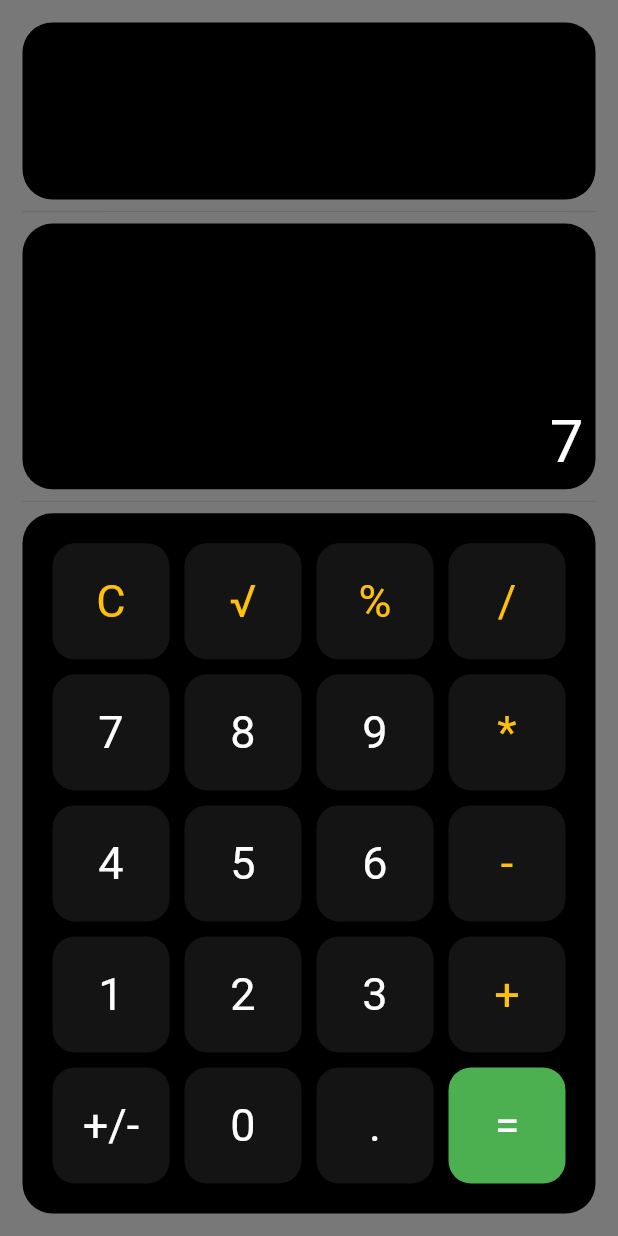
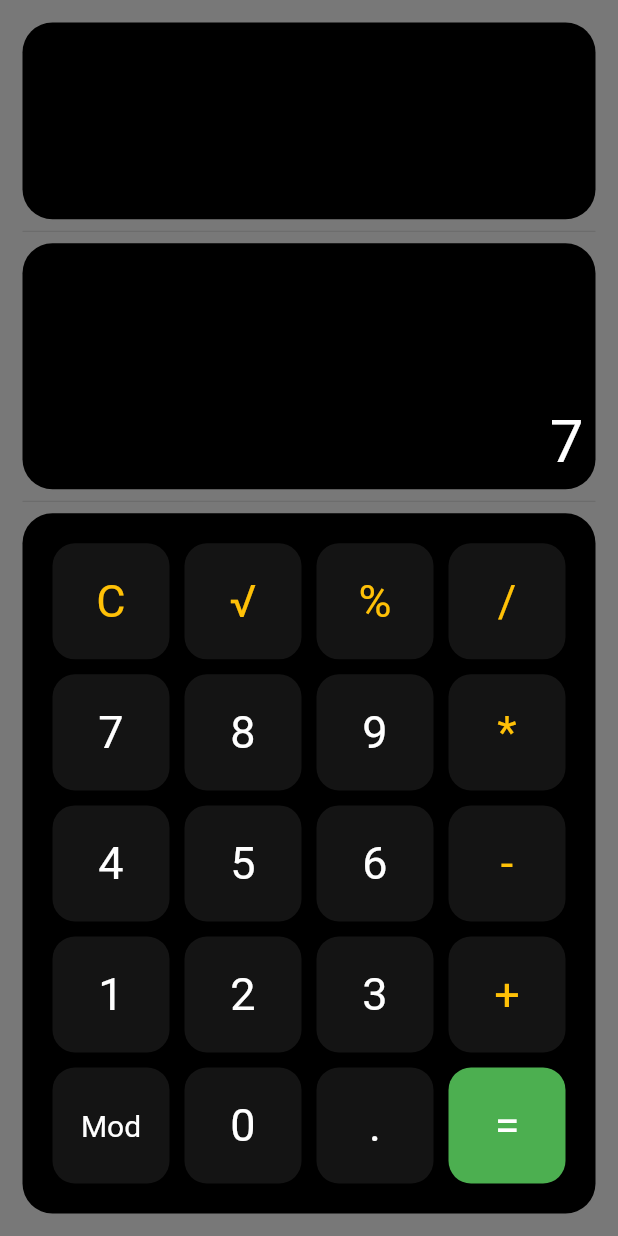
Before and after one commit to MedeirosWesley/calculator, a Flutter app: the screen it shows after launch, after a tap on an icon or button, on a phone screen of 412 x 824 dp. Run offline on Flutter 3.47's test engine with Material 2 defaults, Android fonts, the phone set to English and light mode, and no system bars.

Commit message:
Correção de bugs

```diff
--- a/lib/calculator.dart
+++ b/lib/calculator.dart
@@ -24,4 +24,8 @@ class Calculator {
   double sqr(double n1) {
     return sqrt(n1);
   }
+
+  double mod(double n1, double n2) {
+    return n1 % n2;
+  }
 }
--- a/lib/main.dart
+++ b/lib/main.dart
@@ -13,7 +13,6 @@ void main() {
 class MyApp extends StatelessWidget {
   const MyApp({Key? key}) : super(key: key);
 
-  // This widget is the root of your application.
   @override
   Widget build(BuildContext context) {
     return MaterialApp(
@@ -43,11 +42,13 @@ class HomePageState extends State<HomePage> {
   double? n1, n2, n3;
   bool reset = false;
 
+  // Transforma doble para int para ser exibido no display
   String isInt() {
-    int i = n1!.toInt(); // fazer a conversao de double para int
+    int i = n1!.toInt();
     return i.toString();
   }
 
+  // Controle e logica dos displays
   display(String i) => setState(() {
         switch (i) {
           case 'C':
@@ -61,22 +62,28 @@ class HomePageState extends State<HomePage> {
               calc('%');
               n2 = n3;
               calc(operation);
-              result = n1.toString();
+              result = (n1! % 1 == 0) ? isInt() : n1.toString();
               mainDisplay = "0";
               reset = true;
             }
             break;
           case '=':
+            if (operation != '') {
               if (!reset) {
                 n2 = double.parse(mainDisplay);
                 calc(operation);
                 minDisplay =
                     (operation != '√') ? minDisplay + mainDisplay : minDisplay;
               }
-            mainDisplay = n1.toString();
+              mainDisplay = (n1 == null)
+                  ? '0'
+                  : (n1! % 1 == 0)
+                      ? isInt()
+                      : n1.toString();
               n2 = 0;
               result = "";
               reset = true;
+            }
             break;
           case '.':
             mainDisplay = mainDisplay + ".";
@@ -89,14 +96,14 @@ class HomePageState extends State<HomePage> {
               } else {
                 mainDisplay += i;
               }
-            } else {
+            } else if (mainDisplay != '0') {
               if (n1 == null) {
                 n1 = double.parse(mainDisplay);
                 operation = i;
                 if (operation == "√") {
                   reset = true;
                   calc(operation);
-                  result = n1.toString();
+                  result = (n1! % 1 == 0) ? isInt() : n1.toString();
                   n2 = 0;
                 }
                 minDisplay = mainDisplay + operation;
@@ -104,14 +111,16 @@ class HomePageState extends State<HomePage> {
               } else {
                 if (reset) {
                   operation = i;
-                  minDisplay = n1.toString() + operation;
+                  minDisplay = (n1! % 1 == 0)
+                      ? isInt() + operation
+                      : n1.toString() + operation;
                   mainDisplay = "0";
                   reset = false;
                 } else {
-                  if (operation != "√") {
+                  if (operation != "√" && mainDisplay != '0') {
                     n2 = double.parse(mainDisplay);
                     calc(operation);
-                    result = n1.toString();
+                    result = (n1! % 1 == 0) ? isInt() : n1.toString();
                     operation = i;
                     minDisplay = minDisplay + mainDisplay + operation;
                   } else {
@@ -119,7 +128,7 @@ class HomePageState extends State<HomePage> {
                     operation = i;
                     minDisplay = minDisplay + operation;
                     calc(operation);
-                    result = n1.toString();
+                    result = (n1! % 1 == 0) ? isInt() : n1.toString();
                     n2 = 0;
                   }
                   mainDisplay = "0";
@@ -129,6 +138,7 @@ class HomePageState extends State<HomePage> {
         }
       });
 
+  // Controle da operações
   calc(String operation) {
     switch (operation) {
       case "+":
@@ -149,11 +159,15 @@ class HomePageState extends State<HomePage> {
       case "√":
         n1 = calculator.sqr(n1!);
         break;
+      case "Mod":
+        n1 = calculator.mod(n1!, n2!);
+        break;
       default:
         break;
     }
   }
 
+  // Reseta a calculadora
   clean() {
     setState(() {
       minDisplay = "";
@@ -165,6 +179,10 @@ class HomePageState extends State<HomePage> {
       reset = false;
     });
   }
+
+////////////////////////////////////////////////////////////////////////////////
+// Layout
+////////////////////////////////////////////////////////////////////////////////
 
   @override
   Widget build(BuildContext context) {
@@ -181,14 +199,14 @@ class HomePageState extends State<HomePage> {
                   Expanded(
                       flex: 4,
                       child: Container(
-                        padding: EdgeInsets.all(8),
+                        padding: const EdgeInsets.all(8),
                         alignment: Alignment.bottomRight,
                         decoration: BoxDecoration(
                             color: secundaryColor,
                             borderRadius: BorderRadius.circular(20)),
                         child: Column(
-                          crossAxisAlignment: CrossAxisAlignment.end,
-                          mainAxisAlignment: MainAxisAlignment.spaceBetween,
+                          crossAxisAlignment: CrossAxisAlignment.stretch,
+                          mainAxisAlignment: MainAxisAlignment.spaceEvenly,
                           children: [
                             SingleChildScrollView(
                               reverse: true,
@@ -197,15 +215,14 @@ class HomePageState extends State<HomePage> {
                                 minDisplay,
                                 maxLines: 3,
                                 textAlign: TextAlign.right,
-                                style: TextStyle(
+                                style: const TextStyle(
                                     decoration: TextDecoration.none,
                                     color: Colors.white,
                                     fontSize: 40,
                                     fontWeight: FontWeight.w400),
                               ),
                             ),
-                            Expanded(
-                              child: Text(
+                            Text(
                               result,
                               maxLines: 1,
                               textAlign: TextAlign.right,
@@ -215,15 +232,14 @@ class HomePageState extends State<HomePage> {
                                   fontSize: 30,
                                   fontWeight: FontWeight.w400),
                             ),
-                            ),
                           ],
                         ),
                       )),
                   const Divider(),
                   Expanded(
-                      flex: 6,
+                      flex: 5,
                       child: Container(
-                        padding: EdgeInsets.all(8),
+                        padding: const EdgeInsets.all(8),
                         alignment: Alignment.bottomRight,
                         decoration: BoxDecoration(
                             color: secundaryColor,
@@ -234,7 +250,7 @@ class HomePageState extends State<HomePage> {
                             mainDisplay,
                             maxLines: 3,
                             textAlign: TextAlign.right,
-                            style: TextStyle(
+                            style: const TextStyle(
                                 decoration: TextDecoration.none,
                                 color: Colors.white,
                                 fontSize: 40,
@@ -249,13 +265,13 @@ class HomePageState extends State<HomePage> {
             Expanded(
               flex: 3,
               child: Container(
-                  padding: EdgeInsets.all(defaultPadding),
+                  padding: const EdgeInsets.all(defaultPadding),
                   decoration: BoxDecoration(
                       color: secundaryColor,
                       borderRadius: BorderRadius.circular(20)),
                   child: Row(
                     children: [
-                      buildColumn(['C', '7', '4', '1', '+/-'], false),
+                      buildColumn(['C', '7', '4', '1', 'Mod'], false),
                       buildColumn(['√', '8', '5', '2', '0'], false),
                       buildColumn(['%', '9', '6', '3', '.'], false),
                       buildColumn(['/', '*', '-', '+', '='], true)
@@ -268,6 +284,7 @@ class HomePageState extends State<HomePage> {
     );
   }
 
+  //Contrutor de botões
   button(String i, bool? b) {
     Color color;
     Color txtColor;
@@ -282,7 +299,6 @@ class HomePageState extends State<HomePage> {
       padding: const EdgeInsets.all(5.0),
       child: ElevatedButton(
           style: ButtonStyle(
-              animationDuration: Duration(microseconds: 10),
               shape: MaterialStateProperty.all(RoundedRectangleBorder(
                   borderRadius: BorderRadius.circular(15))),
               backgroundColor: MaterialStateProperty.all<Color>(color)),
@@ -291,12 +307,16 @@ class HomePageState extends State<HomePage> {
           },
           child: Text(
             i,
+            maxLines: 1,
             style: TextStyle(
-                fontSize: 30, color: txtColor, fontWeight: FontWeight.w400),
+                fontSize: (i == 'Mod') ? 20 : 30,
+                color: txtColor,
+                fontWeight: FontWeight.w400),
           )),
     );
   }
 
+  // Constroi o layout dos botões
   buildColumn(List<String> btns, bool b) {
     return Expanded(
         flex: 1,
```
Lines whose indentation alone changed are shown as unchanged.
